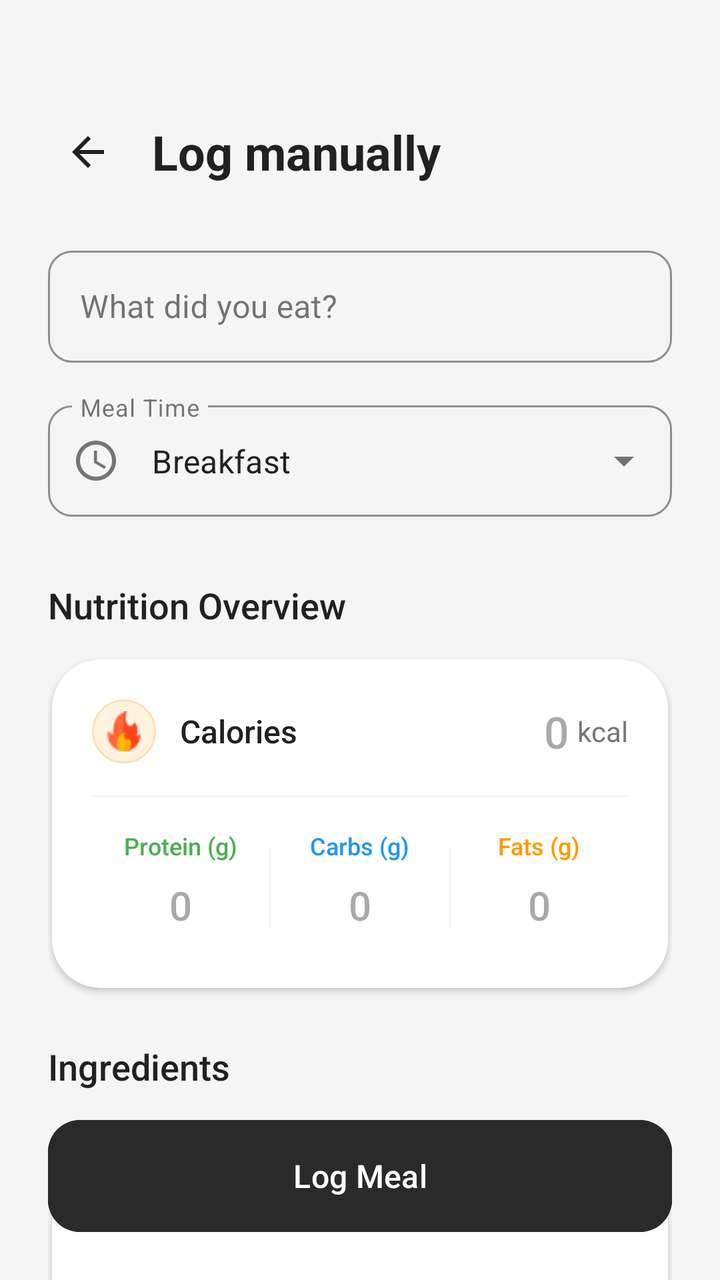
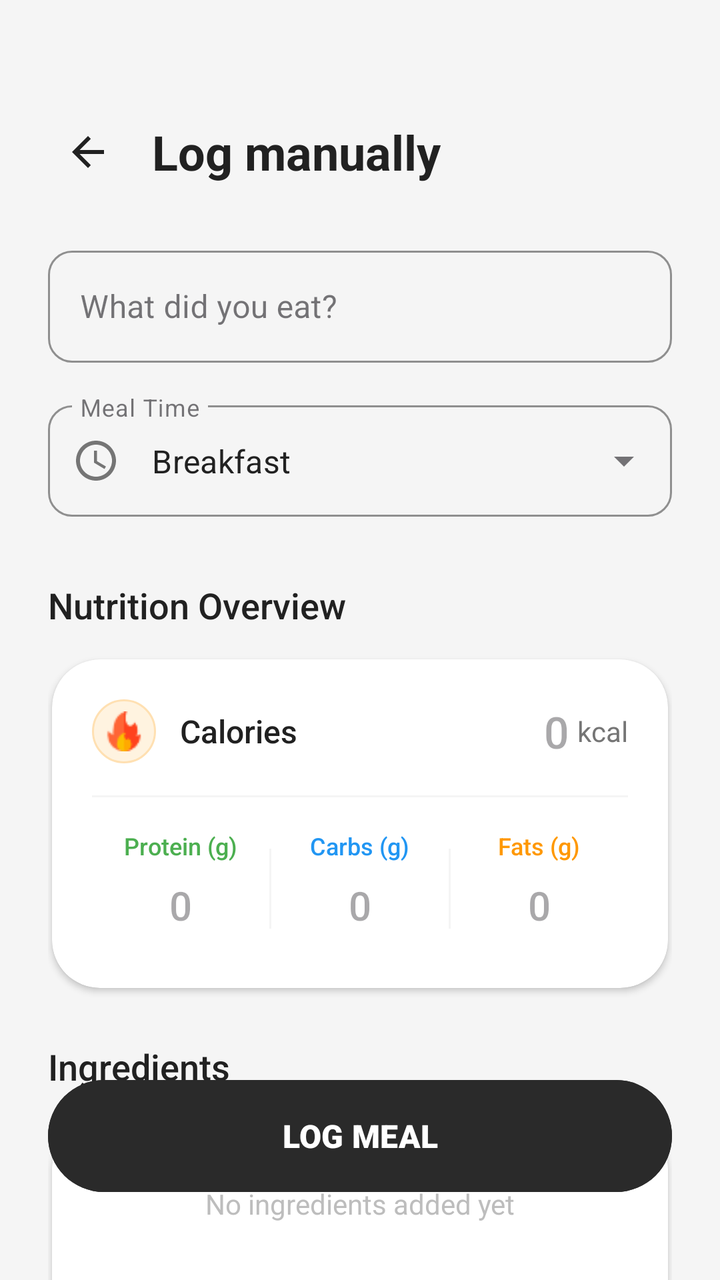

Two renders of the same Android screen: before a commit and after it. Below are the layout's source before the change and the commit's diff.
<!-- AndroidManifest.xml: application theme Theme.Nutriority -->
<!-- res/layout/fragment_log_manual.xml -->
<?xml version="1.0" encoding="utf-8"?>
<androidx.constraintlayout.widget.ConstraintLayout xmlns:android="http://schemas.android.com/apk/res/android"
    xmlns:app="http://schemas.android.com/apk/res-auto"
    xmlns:tools="http://schemas.android.com/tools"
    android:layout_width="match_parent"
    android:layout_height="match_parent"
    android:background="@color/app_background">

    
    <LinearLayout
        android:id="@+id/header_container"
        android:layout_width="match_parent"
        android:layout_height="wrap_content"
        android:orientation="vertical"
        android:paddingHorizontal="24dp"
        android:paddingTop="56dp"
        android:paddingBottom="16dp"
        app:layout_constraintTop_toTopOf="parent">

        <LinearLayout
            android:layout_width="match_parent"
            android:layout_height="wrap_content"
            android:gravity="center_vertical"
            android:orientation="horizontal">

            <ImageView
                android:id="@+id/btnBack"
                android:layout_width="40dp"
                android:layout_height="40dp"
                android:importantForAccessibility="no"
                android:padding="8dp"
                android:src="@drawable/ic_arrow_back"
                app:tint="#212121" />

            <TextView
                android:id="@+id/tvTitle"
                android:layout_width="0dp"
                android:layout_height="wrap_content"
                android:layout_marginStart="12dp"
                android:layout_weight="1"
                android:fontFamily="sans-serif"
                android:text="Log manually"
                android:textColor="#212121"
                android:textSize="24sp"
                android:textStyle="bold" />
        </LinearLayout>
    </LinearLayout>

    <androidx.core.widget.NestedScrollView
        android:layout_width="match_parent"
        android:layout_height="0dp"
        android:clipToPadding="false"
        android:paddingBottom="120dp"
        app:layout_constraintBottom_toBottomOf="parent"
        app:layout_constraintTop_toBottomOf="@id/header_container">

        <LinearLayout
            android:layout_width="match_parent"
            android:layout_height="wrap_content"
            android:orientation="vertical"
            android:paddingHorizontal="24dp"
            android:paddingTop="8dp">

            <com.google.android.material.textfield.TextInputLayout
                android:id="@+id/tilTitle"
                style="@style/Widget.MaterialComponents.TextInputLayout.OutlinedBox"
                android:layout_width="match_parent"
                android:layout_height="wrap_content"
                android:hint="What did you eat?"
                app:boxCornerRadiusBottomEnd="12dp"
                app:boxCornerRadiusBottomStart="12dp"
                app:boxCornerRadiusTopEnd="12dp"
                app:boxCornerRadiusTopStart="12dp"
                app:boxStrokeColor="@color/primary_dark"
                app:boxStrokeWidth="1dp"
                app:boxStrokeWidthFocused="2dp"
                app:hintTextColor="#757575">

                <com.google.android.material.textfield.TextInputEditText
                    android:id="@+id/etTitle"
                    android:layout_width="match_parent"
                    android:layout_height="wrap_content"
                    android:inputType="textCapSentences"
                    android:minHeight="56dp"
                    android:textColor="#212121" />
            </com.google.android.material.textfield.TextInputLayout>

            <com.google.android.material.textfield.TextInputLayout
                style="@style/Widget.MaterialComponents.TextInputLayout.OutlinedBox.ExposedDropdownMenu"
                android:layout_width="match_parent"
                android:layout_height="wrap_content"
                android:layout_marginTop="16dp"
                android:hint="Meal Time"
                app:boxCornerRadiusBottomEnd="12dp"
                app:boxCornerRadiusBottomStart="12dp"
                app:boxCornerRadiusTopEnd="12dp"
                app:boxCornerRadiusTopStart="12dp"
                app:boxStrokeColor="@color/primary_dark"
                app:boxStrokeWidth="1dp"
                app:boxStrokeWidthFocused="2dp"
                app:startIconDrawable="@drawable/ic_time"
                app:startIconTint="#757575"
                android:theme="@style/ThemeOverlay.Material3.TextInputEditText.OutlinedBox">

                <AutoCompleteTextView
                    android:id="@+id/spinnerMealTime"
                    android:layout_width="match_parent"
                    android:layout_height="wrap_content"
                    android:inputType="none"
                    android:text="Breakfast"
                    android:textColor="#212121" />
            </com.google.android.material.textfield.TextInputLayout>

            <TextView
                android:layout_width="wrap_content"
                android:layout_height="wrap_content"
                android:layout_marginTop="32dp"
                android:layout_marginBottom="12dp"
                android:fontFamily="sans-serif-medium"
                android:text="Nutrition Overview"
                android:textColor="#212121"
                android:textSize="18sp" />

            
            <com.google.android.material.card.MaterialCardView
                android:layout_width="match_parent"
                android:layout_height="wrap_content"
                app:cardBackgroundColor="@color/white"
                app:cardCornerRadius="24dp"
                app:cardElevation="2dp"
                app:cardPreventCornerOverlap="false"
                app:cardUseCompatPadding="true"
                app:strokeWidth="0dp">

                <LinearLayout
                    android:layout_width="match_parent"
                    android:layout_height="wrap_content"
                    android:orientation="vertical"
                    android:padding="20dp">

                    <LinearLayout
                        android:layout_width="match_parent"
                        android:layout_height="wrap_content"
                        android:gravity="center_vertical"
                        android:orientation="horizontal">

                        <ImageView
                            android:layout_width="32dp"
                            android:layout_height="32dp"
                            android:background="@drawable/bg_circle_orange_light"
                            android:padding="6dp"
                            android:src="@drawable/ic_fire"/>

                        <TextView
                            android:layout_width="0dp"
                            android:layout_height="wrap_content"
                            android:layout_marginStart="12dp"
                            android:layout_weight="1"
                            android:fontFamily="sans-serif-medium"
                            android:text="Calories"
                            android:textColor="#212121"
                            android:textSize="16sp" />

                        <EditText
                            android:id="@+id/etCalories"
                            android:layout_width="wrap_content"
                            android:layout_height="wrap_content"
                            android:background="@null"
                            android:fontFamily="sans-serif-medium"
                            android:gravity="end"
                            android:hint="0"
                            android:inputType="number"
                            android:minWidth="60dp"
                            android:textColor="#212121"
                            android:textSize="22sp" />

                        <TextView
                            android:layout_width="wrap_content"
                            android:layout_height="wrap_content"
                            android:layout_marginStart="4dp"
                            android:text="kcal"
                            android:textColor="#757575"
                            android:textSize="14sp" />
                    </LinearLayout>

                    <View
                        android:layout_width="match_parent"
                        android:layout_height="1dp"
                        android:layout_marginVertical="16dp"
                        android:background="#F5F5F5" />

                    <LinearLayout
                        android:layout_width="match_parent"
                        android:layout_height="wrap_content"
                        android:baselineAligned="false"
                        android:orientation="horizontal">

                        <LinearLayout
                            android:layout_width="0dp"
                            android:layout_height="wrap_content"
                            android:layout_weight="1"
                            android:gravity="center"
                            android:orientation="vertical">

                            <TextView
                                android:layout_width="wrap_content"
                                android:layout_height="wrap_content"
                                android:fontFamily="sans-serif-medium"
                                android:text="Protein (g)"
                                android:textColor="#4CAF50"
                                android:textSize="12sp" />

                            <EditText
                                android:id="@+id/etProtein"
                                android:layout_width="match_parent"
                                android:layout_height="wrap_content"
                                android:background="@null"
                                android:fontFamily="sans-serif-medium"
                                android:gravity="center"
                                android:hint="0"
                                android:inputType="number"
                                android:paddingVertical="8dp"
                                android:textColor="#212121"
                                android:textSize="20sp" />
                        </LinearLayout>

                        <View
                            android:layout_width="1dp"
                            android:layout_height="40dp"
                            android:layout_gravity="center_vertical"
                            android:background="#F5F5F5" />

                        <LinearLayout
                            android:layout_width="0dp"
                            android:layout_height="wrap_content"
                            android:layout_weight="1"
                            android:gravity="center"
                            android:orientation="vertical">

                            <TextView
                                android:layout_width="wrap_content"
                                android:layout_height="wrap_content"
                                android:fontFamily="sans-serif-medium"
                                android:text="Carbs (g)"
                                android:textColor="#2196F3"
                                android:textSize="12sp" />

                            <EditText
                                android:id="@+id/etCarbs"
                                android:layout_width="match_parent"
                                android:layout_height="wrap_content"
                                android:background="@null"
                                android:fontFamily="sans-serif-medium"
                                android:gravity="center"
                                android:hint="0"
                                android:inputType="number"
                                android:paddingVertical="8dp"
                                android:textColor="#212121"
                                android:textSize="20sp" />
                        </LinearLayout>

                        <View
                            android:layout_width="1dp"
                            android:layout_height="40dp"
                            android:layout_gravity="center_vertical"
                            android:background="#F5F5F5" />

                        <LinearLayout
                            android:layout_width="0dp"
                            android:layout_height="wrap_content"
                            android:layout_weight="1"
                            android:gravity="center"
                            android:orientation="vertical">

                            <TextView
                                android:layout_width="wrap_content"
                                android:layout_height="wrap_content"
                                android:fontFamily="sans-serif-medium"
                                android:text="Fats (g)"
                                android:textColor="#FF9800"
                                android:textSize="12sp" />

                            <EditText
                                android:id="@+id/etFats"
                                android:layout_width="match_parent"
                                android:layout_height="wrap_content"
                                android:background="@null"
                                android:fontFamily="sans-serif-medium"
                                android:gravity="center"
                                android:hint="0"
                                android:inputType="number"
                                android:paddingVertical="8dp"
                                android:textColor="#212121"
                                android:textSize="20sp" />
                        </LinearLayout>
                    </LinearLayout>
                </LinearLayout>
            </com.google.android.material.card.MaterialCardView>

            
            <TextView
                android:layout_width="wrap_content"
                android:layout_height="wrap_content"
                android:layout_marginTop="24dp"
                android:fontFamily="sans-serif-medium"
                android:text="Ingredients"
                android:textColor="#212121"
                android:textSize="18sp" />

            <com.google.android.material.card.MaterialCardView
                android:layout_width="match_parent"
                android:layout_height="wrap_content"
                android:layout_marginTop="12dp"
                app:cardBackgroundColor="@color/white"
                app:cardCornerRadius="24dp"
                app:cardElevation="2dp"
                app:cardPreventCornerOverlap="false"
                app:cardUseCompatPadding="true"
                app:strokeWidth="0dp">

                <LinearLayout
                    android:layout_width="match_parent"
                    android:layout_height="wrap_content"
                    android:orientation="vertical"
                    android:padding="20dp">

                    <LinearLayout
                        android:id="@+id/ingredientsContainer"
                        android:layout_width="match_parent"
                        android:layout_height="wrap_content"
                        android:orientation="vertical" />

                    <TextView
                        android:id="@+id/tvIngredientEmpty"
                        android:layout_width="match_parent"
                        android:layout_height="wrap_content"
                        android:gravity="center"
                        android:paddingVertical="12dp"
                        android:text="No ingredients added yet"
                        android:textColor="#BDBDBD" />

                    <com.google.android.material.button.MaterialButton
                        android:id="@+id/btnAddIngredient"
                        style="@style/Widget.MaterialComponents.Button.TextButton"
                        android:layout_width="wrap_content"
                        android:layout_height="wrap_content"
                        android:layout_gravity="center"
                        android:layout_marginTop="8dp"
                        android:text="+ Add Ingredient"
                        android:textAllCaps="false"
                        android:textColor="@color/primary_dark" />
                </LinearLayout>
            </com.google.android.material.card.MaterialCardView>

        </LinearLayout>
    </androidx.core.widget.NestedScrollView>

    <com.google.android.material.button.MaterialButton
        android:id="@+id/btnLogMeal"
        android:layout_width="match_parent"
        android:layout_height="56dp"
        android:layout_margin="24dp"
        android:backgroundTint="@color/primary_dark"
        android:fontFamily="sans-serif-medium"
        android:insetTop="0dp"
        android:insetBottom="0dp"
        android:text="Log Meal"
        android:textAllCaps="false"
        android:textColor="@color/white"
        android:textSize="16sp"
        app:cornerRadius="16dp"
        app:layout_constraintBottom_toBottomOf="parent" />

</androidx.constraintlayout.widget.ConstraintLayout>
<!-- resources referenced by this layout -->
<resources>
  <color name="app_background">#F5F5F5</color>
  <color name="primary_dark">#2A2A2A</color>
  <color name="white">#FFFFFFFF</color>
  <!-- drawable bg_circle_orange_light (drawable) -->
  <?xml version="1.0" encoding="utf-8"?>
  <shape xmlns:android="http://schemas.android.com/apk/res/android"
      android:shape="oval">
      <solid android:color="#FFF3E0" />
  
      <stroke
          android:width="1dp"
          android:color="#FFE0B2" />
  
      <size
          android:width="32dp"
          android:height="32dp" />
  </shape>
  <!-- drawable ic_arrow_back (drawable) -->
  <vector xmlns:android="http://schemas.android.com/apk/res/android" android:autoMirrored="true" android:height="32dp" android:tint="#000000" android:viewportHeight="24" android:viewportWidth="24" android:width="32dp">
        
      <path android:fillColor="@android:color/white" android:pathData="M20,11H7.83l5.59,-5.59L12,4l-8,8 8,8 1.41,-1.41L7.83,13H20v-2z"/>
      
  </vector>
  <!-- drawable ic_fire: png bitmap (drawable, 810 bytes) -->
  <!-- drawable ic_time (drawable) -->
  <vector xmlns:android="http://schemas.android.com/apk/res/android"
      android:width="24dp"
      android:height="24dp"
      android:viewportWidth="24"
      android:viewportHeight="24">
      <path
          android:fillColor="?android:attr/textColorSecondary"
          android:pathData="M11.99,2C6.47,2 2,6.48 2,12s4.47,10 9.99,10C17.52,22 22,17.52 22,12S17.52,2 11.99,2zM12,20c-4.42,0 -8,-3.58 -8,-8s3.58,-8 8,-8 8,3.58 8,8 -3.58,8 -8,8zM12.5,7H11v6l5.25,3.15 0.75,-1.23 -4.5,-2.67z"/>
  
  </vector>
  <style name="Theme.Nutriority" parent="Base.Theme.Nutriority" />
  <style name="Base.Theme.Nutriority" parent="Theme.Material3.Light.NoActionBar">
          <item name="android:windowBackground">#F5F5F5</item>
          <item name="android:windowDrawsSystemBarBackgrounds">true</item>
          <item name="android:statusBarColor">@android:color/transparent</item>
          <item name="android:windowLightStatusBar">true</item>
          <item name="android:navigationBarColor">@android:color/transparent</item>
          <item name="android:windowLightNavigationBar" tools:ignore="NewApi">true</item>
          <item name="android:enforceNavigationBarContrast" tools:ignore="NewApi">false</item>
          
          
          <item name="colorPrimary">@color/primary_dark</item>
          <item name="colorOnPrimary">@color/white</item>
          <item name="colorSecondary">@color/secondary_blue</item>
          <item name="colorOnSecondary">@color/white</item>
          <item name="colorControlActivated">@color/primary_dark</item>
      </style>
  <color name="secondary_blue">#00A4B9</color>
</resources>

<!-- the commit's change to res/layout/fragment_log_manual.xml (unified diff, before → after) -->
@@ -358,17 +358,19 @@
     <com.google.android.material.button.MaterialButton
         android:id="@+id/btnLogMeal"
         android:layout_width="match_parent"
-        android:layout_height="56dp"
-        android:layout_margin="24dp"
+        android:layout_height="64dp"
+        android:layout_marginHorizontal="24dp"
+        android:layout_marginBottom="40dp"
         android:backgroundTint="@color/primary_dark"
-        android:fontFamily="sans-serif-medium"
-        android:insetTop="0dp"
-        android:insetBottom="0dp"
-        android:text="Log Meal"
-        android:textAllCaps="false"
+        android:fontFamily="sans-serif-black"
+        android:text="LOG MEAL"
         android:textColor="@color/white"
         android:textSize="16sp"
-        app:cornerRadius="16dp"
+        app:cornerRadius="32dp"
+        app:elevation="8dp"
+        app:iconGravity="textStart"
+        app:iconPadding="12dp"
+        app:iconTint="@color/white"
         app:layout_constraintBottom_toBottomOf="parent" />
 
 </androidx.constraintlayout.widget.ConstraintLayout>
<!-- resource entries referenced after the edit -->
@@ -37,14 +37,13 @@
   </vector>
   <style name="Theme.Nutriority" parent="Base.Theme.Nutriority" />
   <style name="Base.Theme.Nutriority" parent="Theme.Material3.Light.NoActionBar">
-          <item name="android:windowBackground">#F5F5F5</item>
           <item name="android:windowDrawsSystemBarBackgrounds">true</item>
           <item name="android:statusBarColor">@android:color/transparent</item>
           <item name="android:windowLightStatusBar">true</item>
           <item name="android:navigationBarColor">@android:color/transparent</item>
           <item name="android:windowLightNavigationBar" tools:ignore="NewApi">true</item>
           <item name="android:enforceNavigationBarContrast" tools:ignore="NewApi">false</item>
-          
+  
           
           <item name="colorPrimary">@color/primary_dark</item>
           <item name="colorOnPrimary">@color/white</item>
